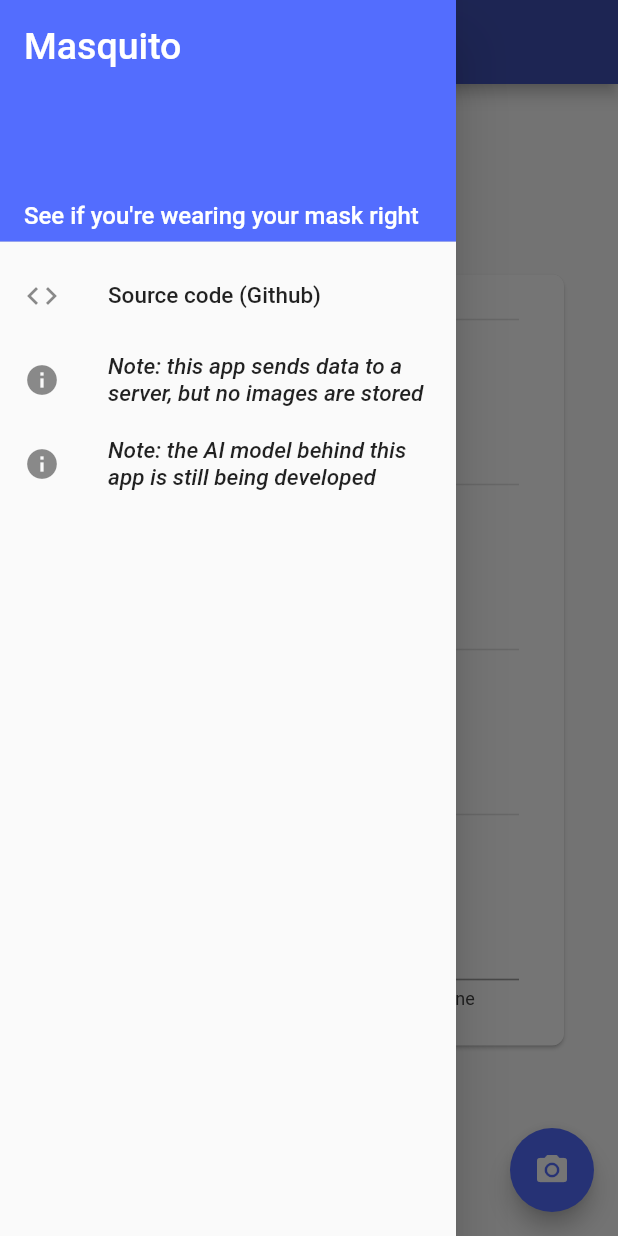
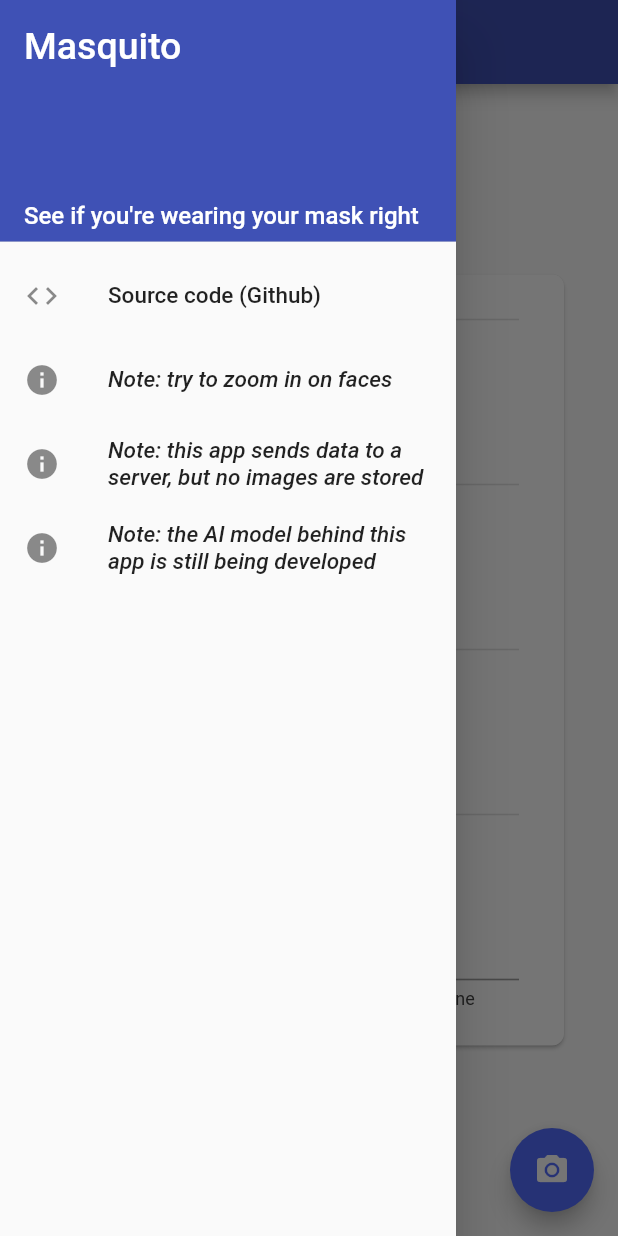
Before and after one commit to MasquitoWasTaken/masquito-mobile, a Flutter app: the screen it shows after launch, with the side drawer open, on a phone screen of 412 x 824 dp. Run offline on Flutter 3.47's test engine with Material 2 defaults, Android fonts, the phone set to English and light mode, and no system bars; our stand-ins replace charts_flutter, image_picker.

Commit message:
Edited sidebar

```diff
--- a/lib/main.dart
+++ b/lib/main.dart
@@ -116,7 +116,7 @@ class _MyHomePageState extends State<MyHomePage> {
         children: [
           DrawerHeader(
             decoration: BoxDecoration(
-              color: Colors.indigoAccent,
+              color: Colors.indigo,
             ),
             child: Column(
               crossAxisAlignment: CrossAxisAlignment.start,
@@ -148,6 +148,17 @@ class _MyHomePageState extends State<MyHomePage> {
               ),
             ),
             onTap: _redirectGithub,
+          ),
+          ListTile(
+            leading: Icon(Icons.info),
+            title: Text(
+              "Note: try to zoom in on faces",
+              style: TextStyle(
+                fontSize: 15,
+                fontStyle: FontStyle.italic,
+              ),
+            ),
+            onTap: () => {},
           ),
           ListTile(
             leading: Icon(Icons.info),
```
